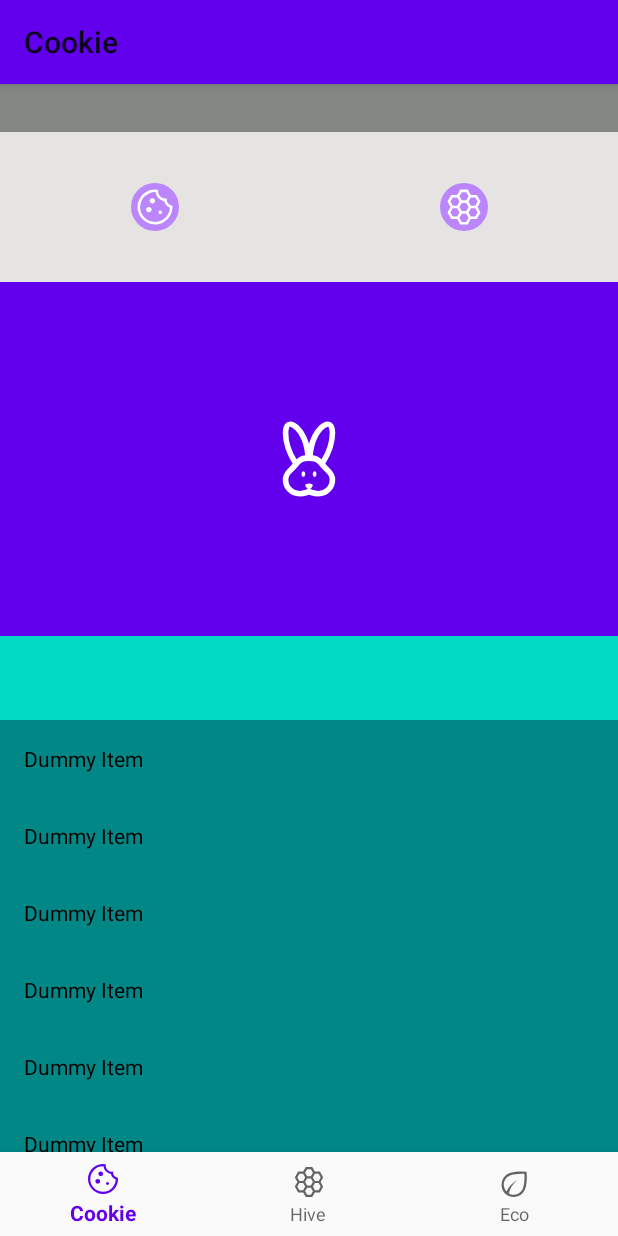
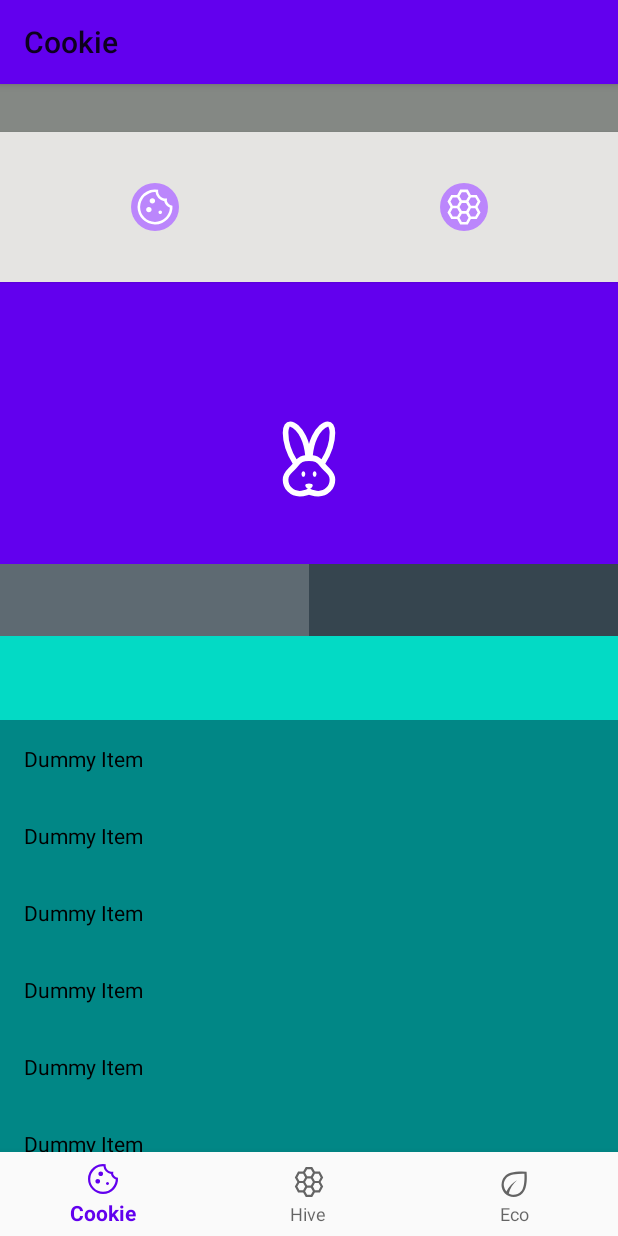
Before and after one commit to benoithebrard/MatchMotionLayout, an Android app: the screen it shows after launch (MainActivity), on a phone screen of 412 x 824 dp. Run offline under Robolectric (Android 15) with nearby library versions, the phone set to English and light mode, and no system bars; our stand-ins replace data binding, navigation-ui.

Commit message:
stats tab

```diff
--- a/app/src/main/res/layout/fragment_football.xml
+++ b/app/src/main/res/layout/fragment_football.xml
@@ -29,6 +29,7 @@
             android:layout_width="match_parent"
             android:layout_height="0dp"
             android:background="@color/no_man_grey_100"
+            android:elevation="1dp"
             app:layout_constraintBottom_toTopOf="@id/guideline_header_bottom"
             app:layout_constraintTop_toBottomOf="@id/top_info_banner" />
 
@@ -37,6 +38,7 @@
             android:layout_width="32dp"
             android:layout_height="32dp"
             android:background="@drawable/icon_background"
+            android:elevation="1dp"
             android:padding="2dp"
             app:layout_constraintBottom_toTopOf="@id/guideline_header_bottom"
             app:layout_constraintEnd_toStartOf="@id/guideline_middle_horizontal"
@@ -50,6 +52,7 @@
             android:layout_width="32dp"
             android:layout_height="32dp"
             android:background="@drawable/icon_background"
+            android:elevation="1dp"
             android:padding="2dp"
             app:layout_constraintBottom_toTopOf="@id/guideline_header_bottom"
             app:layout_constraintEnd_toEndOf="parent"
@@ -88,7 +91,6 @@
 
         </FrameLayout>
 
-        <!--
         <View
             android:id="@+id/primary_tab_layout"
             android:layout_width="match_parent"
@@ -96,8 +98,7 @@
             android:background="@color/no_man_grey_700"
             app:layout_constraintBottom_toTopOf="@id/secondary_tab_layout"
             app:layout_constraintEnd_toEndOf="parent"
-                    app:layout_constraintStart_toStartOf="parent"
-                    app:layout_constraintTop_toBottomOf="@id/streaming_player" />
+            app:layout_constraintStart_toStartOf="parent" />
 
         <View
             android:id="@+id/selected_tab"
@@ -109,10 +110,9 @@
             app:layout_constraintEnd_toStartOf="@id/guideline_middle_horizontal"
             app:layout_constraintStart_toStartOf="parent"
             app:layout_constraintTop_toTopOf="@id/primary_tab_layout" />
-        -->
 
         <View
-            android:id="@+id/tab_layout"
+            android:id="@+id/secondary_tab_layout"
             android:layout_width="match_parent"
             android:layout_height="56dp"
             android:background="@color/teal_200"
@@ -128,7 +128,7 @@
             app:layoutManager="androidx.recyclerview.widget.LinearLayoutManager"
             app:layout_constraintEnd_toEndOf="parent"
             app:layout_constraintStart_toStartOf="parent"
-            app:layout_constraintTop_toBottomOf="@id/tab_layout"
+            app:layout_constraintTop_toBottomOf="@id/secondary_tab_layout"
             tools:listitem="@layout/dummy_list_item" />
 
     </androidx.constraintlayout.motion.widget.MotionLayout>
--- a/app/src/main/res/xml/football_collapsing_animation_scene.xml
+++ b/app/src/main/res/xml/football_collapsing_animation_scene.xml
@@ -42,7 +42,7 @@
             motion:layout_constraintTop_toBottomOf="@id/top_info_banner" />
 
         <Constraint
-            android:id="@id/tab_layout"
+            android:id="@id/secondary_tab_layout"
             android:layout_width="match_parent"
             android:layout_height="56dp"
             motion:layout_constraintBottom_toTopOf="@id/scrollable_content"
@@ -83,7 +83,7 @@
             motion:layout_constraintTop_toBottomOf="@id/top_info_banner" />
 
         <Constraint
-            android:id="@id/tab_layout"
+            android:id="@id/secondary_tab_layout"
             android:layout_width="match_parent"
             android:layout_height="56dp"
             motion:layout_constraintBottom_toTopOf="@id/scrollable_content"
```
Lines whose indentation alone changed are shown as unchanged.
